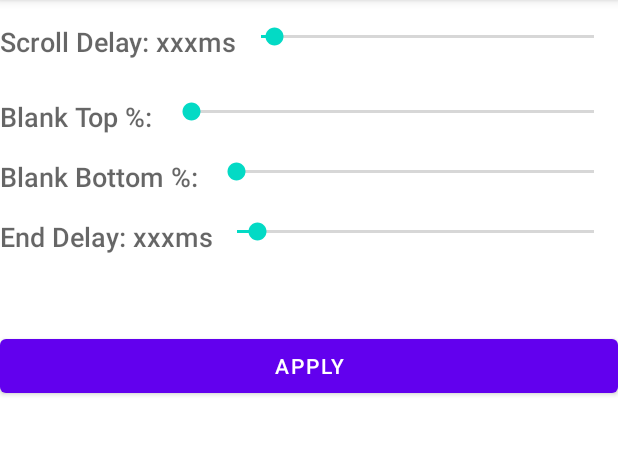
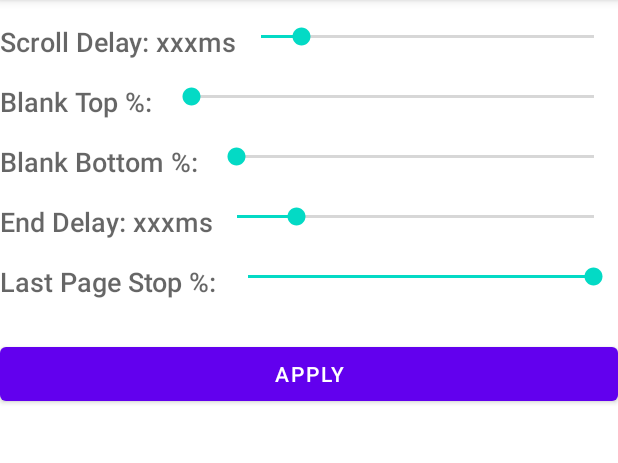
Before and after one commit to ajbrindle/MusicViewer, an Android app: the SettingsActivity screen opened directly, with no data from a screen before it, on a phone screen of 412 x 824 dp, the part 84-547 px from its top. Run offline under Robolectric (Android 15) with nearby library versions, the phone set to English and light mode, and no system bars; network calls fail; 7 statements that could not run were skipped.

Commit message:
Performance improvements and last page stop

```diff
--- a/app/src/main/java/com/sk7software/musicviewer/model/MusicFile.java
+++ b/app/src/main/java/com/sk7software/musicviewer/model/MusicFile.java
@@ -8,6 +8,7 @@ public class MusicFile implements Serializable {
     int endDelay;
     int topPct;
     int bottomPct;
+    int lastPageStop;
 
     public String getName() {
         return name;
@@ -48,4 +49,8 @@ public class MusicFile implements Serializable {
     public void setBottomPct(int bottomPct) {
         this.bottomPct = bottomPct;
     }
+
+    public int getLastPageStop() { return lastPageStop; }
+
+    public void setLastPageStop(int lastPageStop) { this.lastPageStop = lastPageStop; }
 }
--- a/app/src/main/res/layout/activity_settings.xml
+++ b/app/src/main/res/layout/activity_settings.xml
@@ -23,8 +23,8 @@
             android:layout_toRightOf="@id/txtLabel1"
             android:layout_width="match_parent"
             android:layout_height="wrap_content"
-            android:max="2000"
-            android:min="200"
+            android:max="1500"
+            android:min="100"
             android:progress="270"
             android:text="Scroll Delay"/>
     </RelativeLayout>
@@ -32,7 +32,7 @@
     <RelativeLayout
         android:layout_width="match_parent"
         android:layout_height="wrap_content"
-        android:layout_marginTop="25dp">
+        android:layout_marginTop="15dp">
 
         <TextView
             android:id="@+id/txtLabel3"
@@ -89,10 +89,34 @@
             android:layout_width="match_parent"
             android:layout_height="wrap_content"
             android:max="800"
-            android:min="100"
+            android:min="10"
             android:progress="140"
             android:layout_weight="1"
             android:text="End of Page Delay"/>
+    </RelativeLayout>
+
+    <RelativeLayout
+        android:layout_width="match_parent"
+        android:layout_height="wrap_content"
+        android:layout_marginTop="15dp">
+
+        <TextView
+            android:id="@+id/txtLabel5"
+            android:layout_width="wrap_content"
+            android:layout_height="wrap_content"
+            android:textAppearance="@android:style/TextAppearance.DeviceDefault.Medium"
+            android:layout_weight="1"
+            android:text="Last Page Stop %: "/>
+        <SeekBar
+            android:id="@+id/endStop"
+            android:layout_toRightOf="@id/txtLabel5"
+            android:layout_width="match_parent"
+            android:layout_height="wrap_content"
+            android:max="100"
+            android:min="0"
+            android:progress="100"
+            android:layout_weight="1"
+            android:text="Last Page Stop %"/>
     </RelativeLayout>
 
     <Button
@@ -100,7 +124,7 @@
         android:layout_width="match_parent"
         android:layout_height="wrap_content"
         android:text="Apply"
-        android:layout_marginTop="50dp" />
+        android:layout_marginTop="25dp" />
 
     <RelativeLayout
         android:layout_width="match_parent"
```
Also changed, not shown: app/src/main/java/com/sk7software/musicviewer/PdfHelper.java (+38 -11 lines), app/src/main/java/com/sk7software/musicviewer/SettingsActivity.java (+28 -21 lines).
